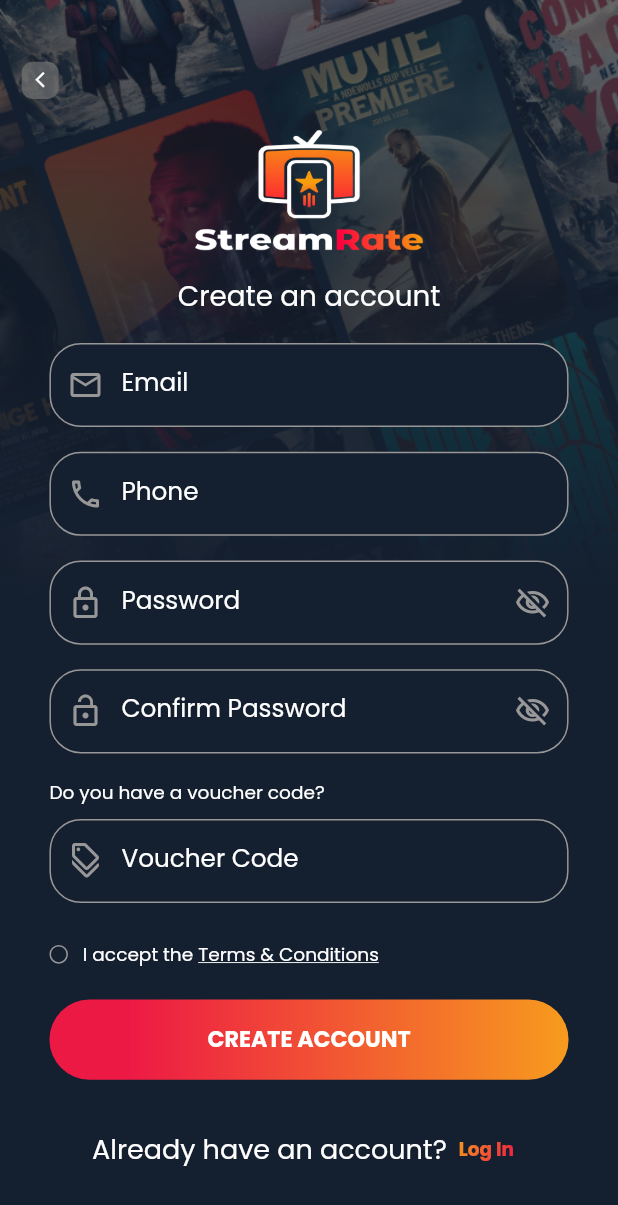
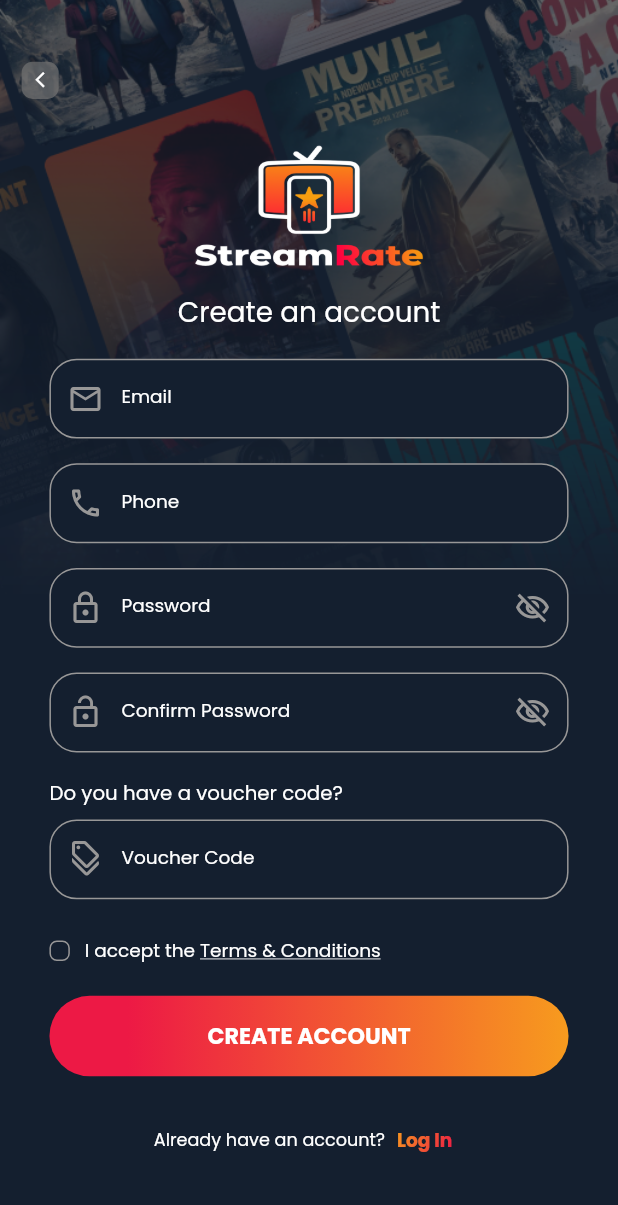
Before and after one commit to TalentKingPython/stream_rate, a Flutter app: the SignUp screen opened directly, after a tap on "Sign up with Phone or Email", on a phone screen of 412 x 824 dp. Shown: the top 1205 px of the screen. Run offline on Flutter 3.47's test engine with Material 2 defaults, Android fonts, the phone set to English and light mode, and no system bars; our stand-ins replace camera, carousel_slider, device_preview, dots_indicator, flutter_svg, google_fonts and 3 more; missing offline and left inert: barcode, slider_captcha; accounts and stored records are empty; project files that could hold a hidden picture were left out.

Commit message:
update email sign up page

```diff
--- a/lib/commonView/custom_text_form.dart
+++ b/lib/commonView/custom_text_form.dart
@@ -64,13 +64,13 @@ class CustomTextFormField extends StatelessWidget {
 
   @override
   Widget build(BuildContext context) {
-    return Container(
-      height: height ?? deviceHeight * 0.068,
-      child: TextFormField(
+    return TextFormField(
       controller: controller,
       focusNode: focusNode,
       obscureText: isPassword,
-        style: textStyle ?? GoogleFonts.poppins(color: colorWhite),
+      style: textStyle ??
+          GoogleFonts.poppins(
+              color: colorWhite, fontSize: deviceHeight * 0.015),
       keyboardType: inputType,
       textInputAction: inputAction,
       initialValue: initialValue,
@@ -79,49 +79,48 @@ class CustomTextFormField extends StatelessWidget {
       minLines: minLines,
       cursorColor: colorWhite,
       decoration: InputDecoration(
+        contentPadding: EdgeInsets.symmetric(
+            horizontal: deviceHeight * 0.020, vertical: deviceHeight * 0.022),
         hintText: hintText,
         labelText: labelText,
         prefixIcon: prefixIcon,
         suffixIcon: suffixIcon,
         labelStyle: labelStyle ??
             GoogleFonts.poppins(
-                  color: colorWhite, fontSize: deviceHeight * 0.02),
+                color: colorWhite, fontSize: deviceHeight * 0.015),
         hintStyle: hintStyle,
         fillColor: fillColor,
         filled: filled,
         errorText: errorText,
         border: enabledBorder ??
             OutlineInputBorder(
-                borderRadius: BorderRadius.circular(deviceAverageSize * 0.034),
-                borderSide:
-                    const BorderSide(color: colorMainLightGray, width: 1),
+              borderRadius: BorderRadius.circular(deviceHeight * 0.022),
+              borderSide: const BorderSide(color: colorMainLightGray, width: 1),
             ),
         enabledBorder: enabledBorder ??
             OutlineInputBorder(
-                borderRadius: BorderRadius.circular(deviceAverageSize * 0.034),
-                borderSide:
-                    const BorderSide(color: colorMainLightGray, width: 1),
+              borderRadius: BorderRadius.circular(deviceHeight * 0.022),
+              borderSide: const BorderSide(color: colorMainLightGray, width: 1),
             ),
         focusedBorder: focusedBorder ??
             OutlineInputBorder(
-                borderRadius: BorderRadius.circular(deviceAverageSize * 0.034),
+              borderRadius: BorderRadius.circular(deviceHeight * 0.022),
               borderSide: const BorderSide(color: colorWhite, width: 2),
             ),
         errorBorder: errorBorder ??
             OutlineInputBorder(
-                borderRadius: BorderRadius.circular(deviceAverageSize * 0.034),
+              borderRadius: BorderRadius.circular(deviceHeight * 0.022),
               borderSide: const BorderSide(color: colorRed, width: 2),
             ),
         focusedErrorBorder: focusedErrorBorder ??
             OutlineInputBorder(
-                borderRadius: BorderRadius.circular(deviceAverageSize * 0.034),
+              borderRadius: BorderRadius.circular(deviceHeight * 0.022),
               borderSide: const BorderSide(color: colorRed, width: 2),
             ),
       ),
       validator: validator,
       onChanged: onChanged,
       onTap: onTap,
-      ),
     );
   }
 }
--- a/lib/screens/history/history.dart
+++ b/lib/screens/history/history.dart
@@ -184,8 +184,10 @@ class HistoryState extends State<History> {
         children: [
           Padding(
             padding: const EdgeInsets.fromLTRB(15, 0, 15, 0),
-            child: ListView(
-              children: items.map((item) => ItemCard(item: item)).toList(),
+            child: SingleChildScrollView(
+              child: Column(
+                children: items.map((item) => ItemCard(item: item)).toList(),
+              ),
             ),
           ),
           Positioned(
--- a/lib/screens/signup/email_signup.dart
+++ b/lib/screens/signup/email_signup.dart
@@ -112,8 +112,7 @@ class EmailSignUpState extends State<EmailSignUp> {
                   width: double.infinity,
                   child: Text('Do you have a voucher code?',
                       style: GoogleFonts.poppins(
-                          fontSize: deviceAverageSize * 0.02,
-                          color: colorWhite)),
+                          fontSize: deviceHeight * 0.016, color: colorWhite)),
                 ),
                 SizedBox(height: deviceHeight * 0.01),
                 const CustomTextFormField(
@@ -133,10 +132,11 @@ class EmailSignUpState extends State<EmailSignUp> {
                           });
                         },
                         child: Container(
-                          width: deviceAverageSize * 0.02,
-                          height: deviceAverageSize * 0.02,
+                          width: deviceAverageSize * 0.022,
+                          height: deviceAverageSize * 0.022,
                           decoration: BoxDecoration(
-                            borderRadius: BorderRadius.circular(8),
+                            borderRadius: BorderRadius.circular(
+                                deviceAverageSize * 0.008),
                             border: Border.all(
                                 color: isChecked
                                     ? colorOfferDiscountRed
@@ -190,7 +190,8 @@ class EmailSignUpState extends State<EmailSignUp> {
                   children: [
                     Text("Already have an account?",
                         style: GoogleFonts.poppins(
-                            fontSize: 18, color: colorWhite)),
+                            fontSize: deviceAverageSize * 0.019,
+                            color: colorWhite)),
                     GestureDetector(
                       onTap: () => openScreenWithResult(context, const Login()),
                       child: Center(
--- a/lib/screens/signup/signup.dart
+++ b/lib/screens/signup/signup.dart
@@ -43,27 +43,29 @@ class SignUpState extends State<SignUp> {
           padding: EdgeInsets.symmetric(
               horizontal: deviceWidth * 0.035, vertical: deviceHeight * 0.02),
           child: Column(
-            mainAxisAlignment: MainAxisAlignment.center,
             crossAxisAlignment: CrossAxisAlignment.center,
             children: [
+              SizedBox(height: deviceHeight * .12),
               Image.asset(
                 'assets/images/streamrate-logo.png',
-                width: deviceWidth * 0.4,
+                width: deviceHeight * 0.17,
+                height: deviceHeight * .11,
+                fit: BoxFit.fill,
               ),
               Container(
                 width: deviceWidth * 0.65,
-                padding: EdgeInsets.symmetric(vertical: deviceHeight * 0.03),
+                padding: EdgeInsets.symmetric(vertical: deviceHeight * 0.05),
                 child: Text(
                   "Create an account to get started",
                   textAlign: TextAlign.center,
                   style: GoogleFonts.poppins(
-                      color: colorWhite, fontSize: deviceAverageSize * 0.043),
+                      color: colorWhite, fontSize: deviceHeight * 0.026),
                 ),
               ),
               Container(
                 padding: EdgeInsets.symmetric(
                     horizontal: deviceWidth * 0.035,
-                    vertical: deviceHeight * 0.005),
+                    vertical: deviceHeight * 0.007),
                 child: Column(
                   children: [
                     CustomFillButton(
@@ -82,7 +84,7 @@ class SignUpState extends State<SignUp> {
                               'Sign up with Phone or Email',
                               style: GoogleFonts.poppins(
                                   color: colorWhite,
-                                  fontSize: deviceAverageSize * 0.02),
+                                  fontSize: deviceHeight * .018),
                             ),
                           )
                         ],
@@ -94,7 +96,7 @@ class SignUpState extends State<SignUp> {
               Container(
                 padding: EdgeInsets.symmetric(
                     horizontal: deviceWidth * 0.035,
-                    vertical: deviceHeight * 0.005),
+                    vertical: deviceHeight * 0.007),
                 child: Column(
                   mainAxisAlignment: MainAxisAlignment.center,
                   children: [
@@ -114,7 +116,7 @@ class SignUpState extends State<SignUp> {
                               'Sign up with Face ID',
                               style: GoogleFonts.poppins(
                                   color: colorWhite,
-                                  fontSize: deviceAverageSize * 0.02),
+                                  fontSize: deviceHeight * .018),
                             ),
                           )
                         ],
@@ -126,7 +128,7 @@ class SignUpState extends State<SignUp> {
               Container(
                 padding: EdgeInsets.symmetric(
                     horizontal: deviceWidth * 0.035,
-                    vertical: deviceHeight * 0.005),
+                    vertical: deviceHeight * 0.007),
                 child: Column(
                   children: [
                     CustomFillButton(
@@ -143,7 +145,7 @@ class SignUpState extends State<SignUp> {
                               'Continue with Facebook',
                               style: GoogleFonts.poppins(
                                   color: colorWhite,
-                                  fontSize: deviceAverageSize * 0.02),
+                                  fontSize: deviceHeight * .018),
                             ),
                           )
                         ],
@@ -155,7 +157,7 @@ class SignUpState extends State<SignUp> {
               Container(
                 padding: EdgeInsets.symmetric(
                     horizontal: deviceWidth * 0.035,
-                    vertical: deviceHeight * 0.005),
+                    vertical: deviceHeight * 0.007),
                 child: Column(
                   children: [
                     CustomFillButton(
@@ -172,7 +174,7 @@ class SignUpState extends State<SignUp> {
                               'Continue with Apple',
                               style: GoogleFonts.poppins(
                                   color: colorWhite,
-                                  fontSize: deviceAverageSize * 0.02),
+                                  fontSize: deviceHeight * .018),
                             ),
                           )
                         ],
@@ -184,7 +186,7 @@ class SignUpState extends State<SignUp> {
               Container(
                 padding: EdgeInsets.symmetric(
                     horizontal: deviceWidth * 0.035,
-                    vertical: deviceHeight * 0.005),
+                    vertical: deviceHeight * 0.007),
                 child: Column(
                   children: [
                     CustomFillButton(
@@ -201,7 +203,7 @@ class SignUpState extends State<SignUp> {
                               'Continue with Google',
                               style: GoogleFonts.poppins(
                                   color: colorWhite,
-                                  fontSize: deviceAverageSize * 0.02),
+                                  fontSize: deviceHeight * .018),
                             ),
                           )
                         ],
@@ -210,28 +212,23 @@ class SignUpState extends State<SignUp> {
                   ],
                 ),
               ),
-              SizedBox(
-                height: deviceHeight * 0.03,
-              ),
+              SizedBox(height: deviceHeight * 0.03),
               Container(
-                padding: EdgeInsets.symmetric(vertical: deviceHeight * 0.005),
+                padding: EdgeInsets.symmetric(vertical: deviceHeight * 0.007),
                 child: Text("I will do it later",
                     textAlign: TextAlign.center,
                     style: GoogleFonts.poppins(
                         color: colorWhite,
-                        fontSize: 16,
+                        fontSize: deviceHeight * .018,
                         decoration: TextDecoration.underline)),
               ),
-              SizedBox(
-                height: deviceHeight * 0.03,
-              ),
+              SizedBox(height: deviceHeight * 0.03),
               Row(
                 mainAxisAlignment: MainAxisAlignment.center,
                 children: [
                   Text("Already have an account?",
                       style: GoogleFonts.poppins(
-                          fontSize: deviceAverageSize * 0.02,
-                          color: colorWhite)),
+                          fontSize: deviceHeight * .018, color: colorWhite)),
                   GestureDetector(
                     onTap: () => openScreenWithResult(context, const Login()),
                     child: Center(
@@ -248,7 +245,7 @@ class SignUpState extends State<SignUp> {
                           child: Text(
                             "Log In",
                             style: GoogleFonts.poppins(
-                              fontSize: deviceAverageSize * 0.02,
+                              fontSize: deviceHeight * .018,
                               color: colorWhite,
                               fontWeight: FontWeight.bold,
                             ),
--- a/lib/screens/splash/splash_bloc.dart
+++ b/lib/screens/splash/splash_bloc.dart
@@ -15,7 +15,7 @@ class SplashBloc extends Bloc {
   State<Splash> state;
 
   SplashBloc(this.context, this.state) {
-    // splashAction();
+    splashAction();
   }
 
   splashAction() {
```
Also changed, not shown: lib/commonView/item_card.dart (+24 -18 lines), lib/main.dart (+2 -6 lines), lib/screens/favourite/favourite.dart (+4 -3 lines), lib/screens/profile/edit_profile.dart (+15 -12 lines), lib/screens/profile/profile.dart (+19 -16 lines). Lines whose indentation alone changed are shown as unchanged.
